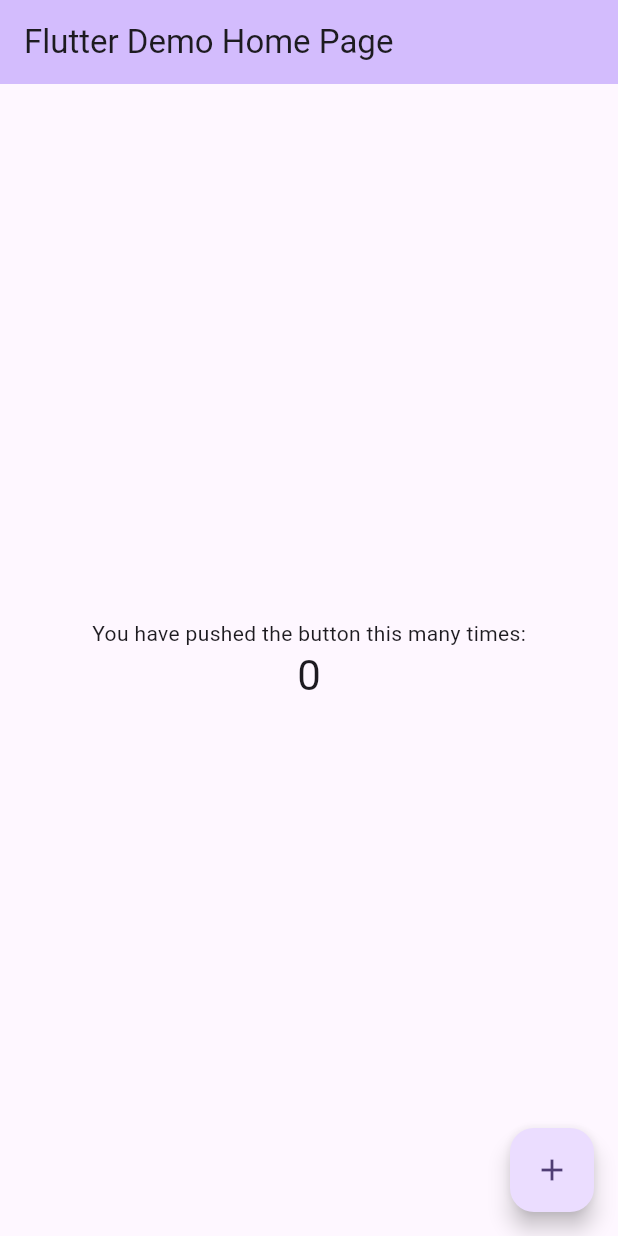
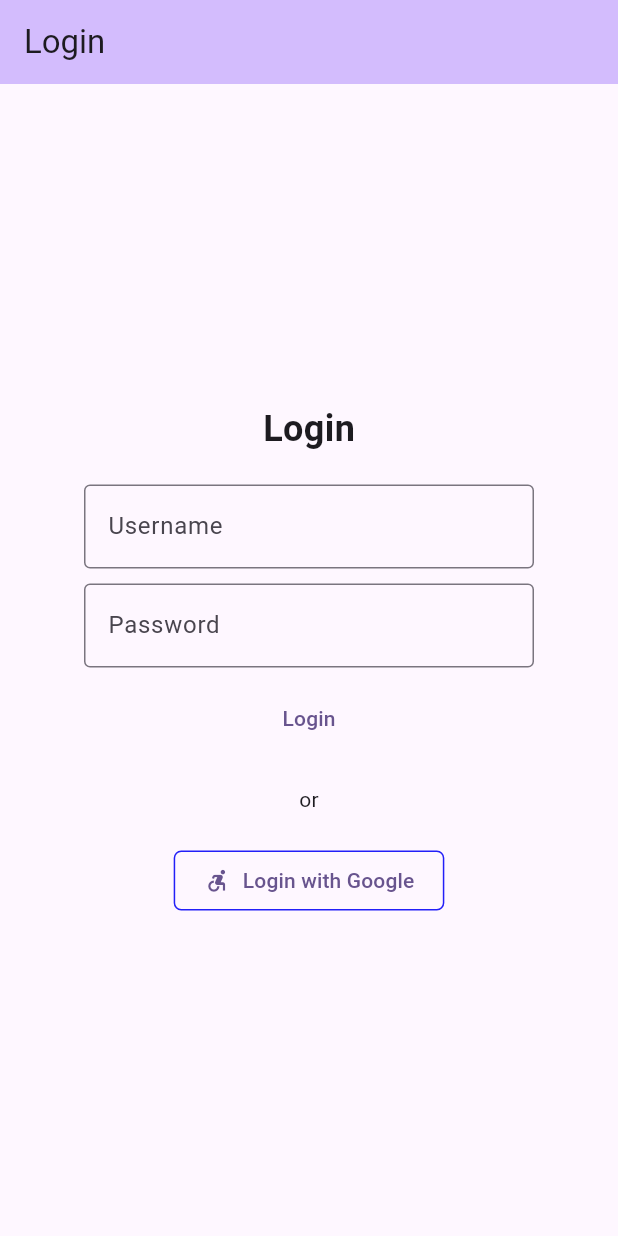
Before and after one commit to xedom/hsma_cpd_project, a Flutter app: the screen it shows after launch, on a phone screen of 412 x 824 dp. Run offline on Flutter 3.47's test engine with Material 3 defaults, Android fonts, the phone set to English and light mode, and no system bars.

Commit message:
login layout screen

```diff
--- /dev/null
+++ b/lib/login_screen.dart
@@ -0,0 +1,65 @@
+import 'package:flutter/material.dart';
+import 'package:hsma_cpd_project/widgets/social_button.dart';
+
+class LoginScreen extends StatelessWidget {
+  const LoginScreen({Key? key}) : super(key: key);
+
+  @override
+  Widget build(BuildContext context) {
+    return Scaffold(
+      appBar: AppBar(
+        backgroundColor: Theme.of(context).colorScheme.inversePrimary,
+        title: const Text('Login'),
+      ),
+      body: Center(
+        child: Column(
+          mainAxisAlignment: MainAxisAlignment.center,
+          children: <Widget>[
+            const Text(
+              'Login',
+              style: TextStyle(
+                fontSize: 24,
+                fontWeight: FontWeight.bold,
+              ),
+            ),
+            const SizedBox(height: 20),
+            ConstrainedBox(
+              constraints: const BoxConstraints(
+                maxWidth: 300,
+              ),
+              child: const TextField(
+                decoration: InputDecoration(
+                  border: OutlineInputBorder(),
+                  labelText: 'Username',
+                ),
+              ),
+            ),
+            const SizedBox(height: 10),
+            ConstrainedBox(
+              constraints: const BoxConstraints(
+                maxWidth: 300,
+              ),
+              child: const TextField(
+                decoration: InputDecoration(
+                  border: OutlineInputBorder(),
+                  labelText: 'Password',
+                ),
+              ),
+            ),
+            const SizedBox(height: 10),
+            TextButton(
+              onPressed: () {
+                Navigator.pushNamed(context, '/home');
+              },
+              child: const Text('Login'),
+            ),
+            const SizedBox(height: 20),
+            const Text("or"),
+            const SizedBox(height: 20),
+            SocialButton(text: "Login with Google", onPressed: () {}),
+          ],
+        ),
+      ),
+    );
+  }
+}
--- a/lib/main.dart
+++ b/lib/main.dart
@@ -1,4 +1,5 @@
 import 'package:flutter/material.dart';
+import 'package:hsma_cpd_project/login_screen.dart';
 
 void main() {
   runApp(const MyApp());
@@ -7,46 +8,22 @@ void main() {
 class MyApp extends StatelessWidget {
   const MyApp({super.key});
 
-  // This widget is the root of your application.
   @override
   Widget build(BuildContext context) {
     return MaterialApp(
-      title: 'Flutter Demo',
+      title: 'CPD App',
       theme: ThemeData(
-        // This is the theme of your application.
-        //
-        // TRY THIS: Try running your application with "flutter run". You'll see
-        // the application has a purple toolbar. Then, without quitting the app,
-        // try changing the seedColor in the colorScheme below to Colors.green
-        // and then invoke "hot reload" (save your changes or press the "hot
-        // reload" button in a Flutter-supported IDE, or press "r" if you used
-        // the command line to start the app).
-        //
-        // Notice that the counter didn't reset back to zero; the application
-        // state is not lost during the reload. To reset the state, use hot
-        // restart instead.
-        //
-        // This works for code too, not just values: Most code changes can be
-        // tested with just a hot reload.
         colorScheme: ColorScheme.fromSeed(seedColor: Colors.deepPurple),
         useMaterial3: true,
       ),
-      home: const MyHomePage(title: 'Flutter Demo Home Page'),
+      // home: const MyHomePage(title: 'CPD App Home Page'),
+      home: const LoginScreen(),
     );
   }
 }
 
 class MyHomePage extends StatefulWidget {
   const MyHomePage({super.key, required this.title});
-
-  // This widget is the home page of your application. It is stateful, meaning
-  // that it has a State object (defined below) that contains fields that affect
-  // how it looks.
-
-  // This class is the configuration for the state. It holds the values (in this
-  // case the title) provided by the parent (in this case the App widget) and
-  // used by the build method of the State. Fields in a Widget subclass are
-  // always marked "final".
 
   final String title;
 
@@ -59,55 +36,22 @@ class _MyHomePageState extends State<MyHomePage> {
 
   void _incrementCounter() {
     setState(() {
-      // This call to setState tells the Flutter framework that something has
-      // changed in this State, which causes it to rerun the build method below
-      // so that the display can reflect the updated values. If we changed
-      // _counter without calling setState(), then the build method would not be
-      // called again, and so nothing would appear to happen.
       _counter++;
     });
   }
 
   @override
   Widget build(BuildContext context) {
-    // This method is rerun every time setState is called, for instance as done
-    // by the _incrementCounter method above.
-    //
-    // The Flutter framework has been optimized to make rerunning build methods
-    // fast, so that you can just rebuild anything that needs updating rather
-    // than having to individually change instances of widgets.
     return Scaffold(
       appBar: AppBar(
-        // TRY THIS: Try changing the color here to a specific color (to
-        // Colors.amber, perhaps?) and trigger a hot reload to see the AppBar
-        // change color while the other colors stay the same.
         backgroundColor: Theme.of(context).colorScheme.inversePrimary,
-        // Here we take the value from the MyHomePage object that was created by
-        // the App.build method, and use it to set our appbar title.
         title: Text(widget.title),
       ),
       body: Center(
-        // Center is a layout widget. It takes a single child and positions it
-        // in the middle of the parent.
         child: Column(
-          // Column is also a layout widget. It takes a list of children and
-          // arranges them vertically. By default, it sizes itself to fit its
-          // children horizontally, and tries to be as tall as its parent.
-          //
-          // Column has various properties to control how it sizes itself and
-          // how it positions its children. Here we use mainAxisAlignment to
-          // center the children vertically; the main axis here is the vertical
-          // axis because Columns are vertical (the cross axis would be
-          // horizontal).
-          //
-          // TRY THIS: Invoke "debug painting" (choose the "Toggle Debug Paint"
-          // action in the IDE, or press "p" in the console), to see the
-          // wireframe for each widget.
           mainAxisAlignment: MainAxisAlignment.center,
           children: <Widget>[
-            const Text(
-              'You have pushed the button this many times:',
-            ),
+            const Text('You have pushed the button this many times:'),
             Text(
               '$_counter',
               style: Theme.of(context).textTheme.headlineMedium,
@@ -119,7 +63,7 @@ class _MyHomePageState extends State<MyHomePage> {
         onPressed: _incrementCounter,
         tooltip: 'Increment',
         child: const Icon(Icons.add),
-      ), // This trailing comma makes auto-formatting nicer for build methods.
+      ),
     );
   }
 }
--- /dev/null
+++ b/lib/widgets/social_button.dart
@@ -0,0 +1,32 @@
+import 'package:flutter/material.dart';
+
+class SocialButton extends StatelessWidget {
+  const SocialButton({
+    super.key,
+    required this.text,
+    required this.onPressed,
+    this.color,
+  });
+
+  final String text;
+  final VoidCallback onPressed;
+  final Color? color;
+
+  @override
+  Widget build(BuildContext context) {
+    return TextButton.icon(
+        onPressed: () {},
+        label: Text(text),
+        icon: const Icon(Icons.accessible_forward),
+        style: TextButton.styleFrom(
+          backgroundColor: color,
+          padding: const EdgeInsets.symmetric(horizontal: 20, vertical: 10),
+          shape: RoundedRectangleBorder(
+            borderRadius: BorderRadius.circular(5),
+            side: const BorderSide(
+              color: Color.fromARGB(255, 34, 31, 248),
+            ),
+          ),
+        ));
+  }
+}
```
